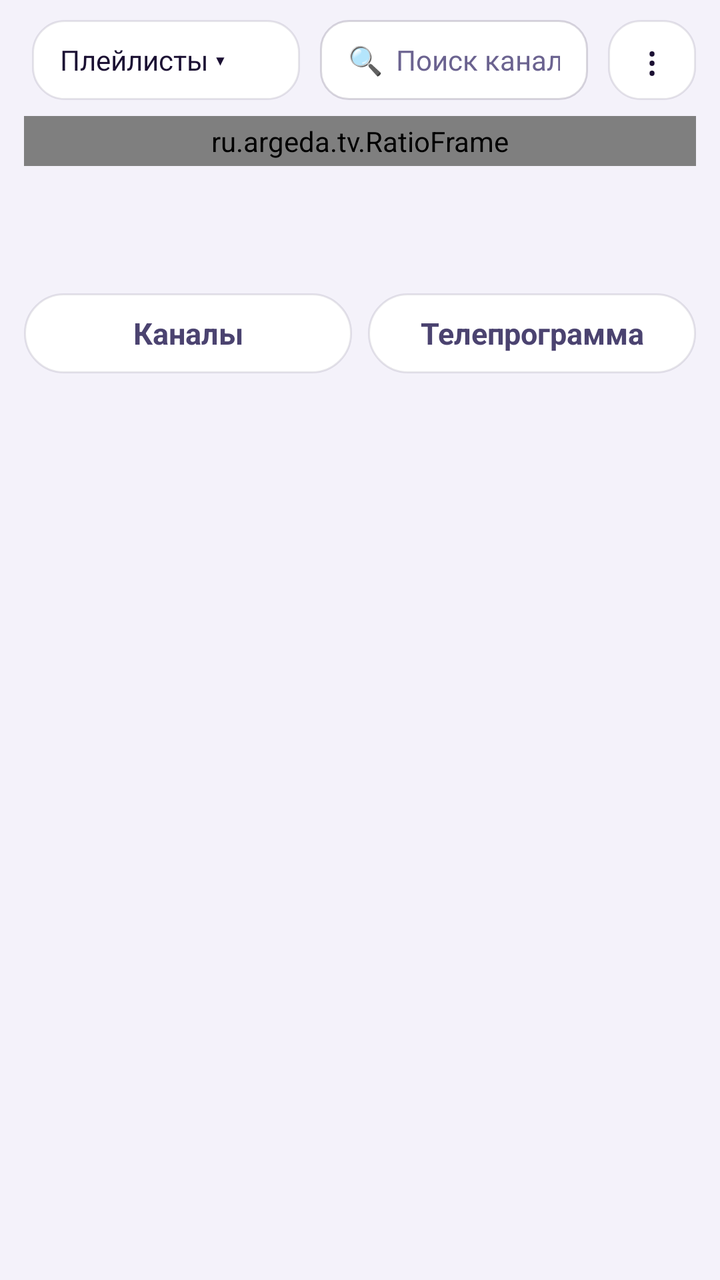
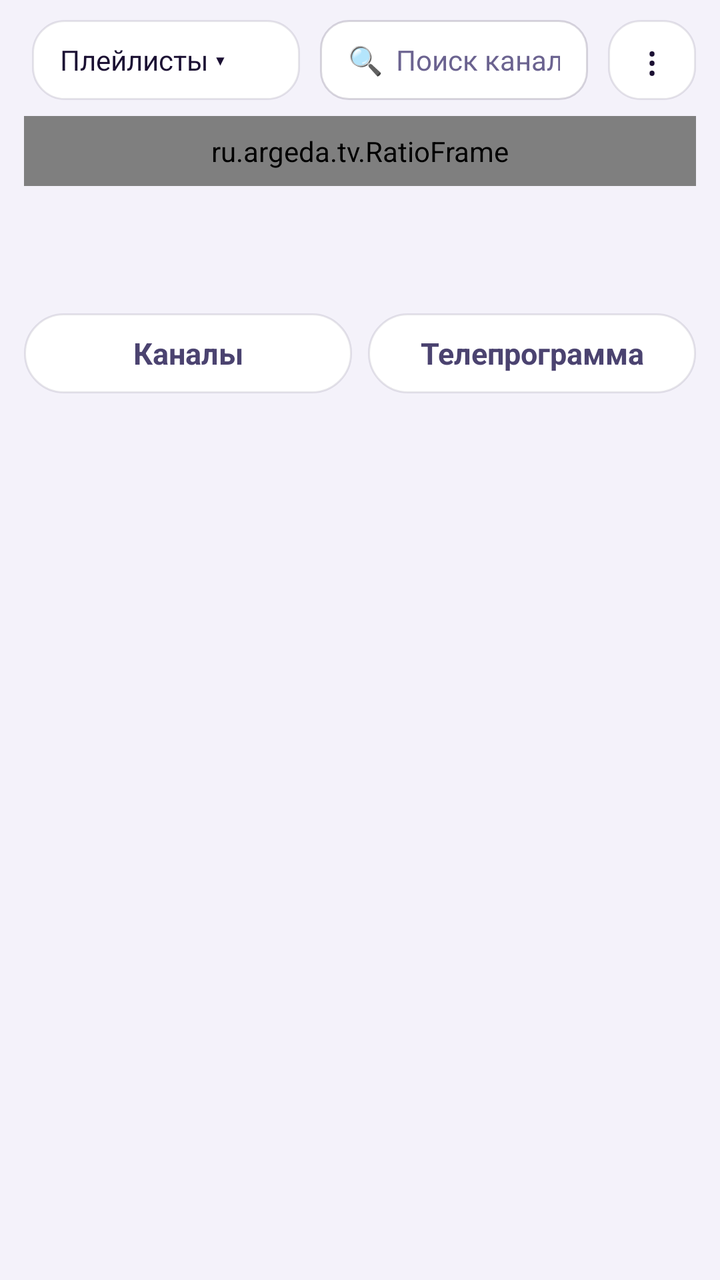

Before-and-after screenshots of an Android layout around one commit, followed by the original layout XML and the change that was made.
<!-- AndroidManifest.xml: application theme AppTheme -->
<!-- res/layout/activity_main.xml -->
<?xml version="1.0" encoding="utf-8"?>
<LinearLayout xmlns:android="http://schemas.android.com/apk/res/android"
    xmlns:app="http://schemas.android.com/apk/res-auto"
    android:layout_width="match_parent" android:layout_height="match_parent"
    android:orientation="vertical" android:background="@color/bg" android:fitsSystemWindows="true">

    <LinearLayout android:id="@+id/top" android:layout_width="match_parent" android:layout_height="wrap_content"
        android:orientation="horizontal" android:gravity="center_vertical"
        android:paddingStart="16dp" android:paddingEnd="12dp" android:paddingTop="10dp" android:paddingBottom="8dp">

        <LinearLayout android:id="@+id/brand" android:layout_width="wrap_content" android:layout_height="wrap_content"
            android:orientation="horizontal" android:gravity="center_vertical" android:layout_marginEnd="14dp" android:visibility="gone">
            <ImageView android:layout_width="34dp" android:layout_height="34dp" android:src="@drawable/brand_logo"
                android:importantForAccessibility="no" />
            <TextView android:layout_width="wrap_content" android:layout_height="wrap_content" android:layout_marginStart="10dp"
                android:text="@string/brand" android:textColor="@color/text" android:textSize="20sp" android:textStyle="bold"
                android:letterSpacing="0.04" />
        </LinearLayout>

        <TextView android:id="@+id/source" android:layout_width="0dp" android:layout_height="40dp" android:layout_weight="1"
            android:background="@drawable/btn_bg" android:focusable="true" android:clickable="true"
            android:gravity="center_vertical" android:paddingStart="14dp" android:paddingEnd="14dp"
            android:singleLine="true" android:ellipsize="end" android:textColor="@color/text" android:textSize="14sp"
            android:text="Плейлисты ▾" />

        <EditText android:id="@+id/search" android:layout_width="0dp" android:layout_height="40dp" android:layout_weight="1"
            android:layout_marginStart="10dp" android:background="@drawable/field_bg" android:hint="🔍  Поиск канала"
            android:imeOptions="actionSearch" android:inputType="text" android:singleLine="true"
            android:paddingStart="14dp" android:paddingEnd="14dp" android:textColor="@color/text"
            android:textColorHint="@color/muted" android:textSize="14sp" />

        <TextView android:id="@+id/menu" android:layout_width="44dp" android:layout_height="40dp"
            android:layout_marginStart="10dp" android:background="@drawable/btn_bg" android:focusable="true"
            android:clickable="true" android:gravity="center" android:text="⋮" android:textColor="@color/text"
            android:textSize="20sp" android:contentDescription="Меню" />
    </LinearLayout>

    <FrameLayout android:layout_width="match_parent" android:layout_height="0dp" android:layout_weight="1">

        <LinearLayout android:id="@+id/body" android:layout_width="match_parent" android:layout_height="match_parent"
            android:orientation="vertical">
            <LinearLayout android:layout_width="match_parent" android:layout_height="wrap_content"
                android:orientation="vertical" android:paddingStart="12dp" android:paddingEnd="12dp">
            <ru.argeda.tv.RatioFrame android:id="@+id/pv" android:layout_width="match_parent" android:layout_height="wrap_content"
                android:background="@drawable/preview_bg" android:focusable="true" android:clickable="true" android:padding="3dp">
                <androidx.media3.ui.PlayerView android:id="@+id/preview" android:layout_width="match_parent"
                    android:layout_height="match_parent" app:use_controller="false" app:resize_mode="fit" app:surface_type="texture_view"
                    app:shutter_background_color="@android:color/black" android:focusable="false" />
                <ProgressBar android:id="@+id/pBuf" android:layout_width="40dp" android:layout_height="40dp"
                    android:layout_gravity="center" android:indeterminateTint="@color/accentLight" android:visibility="gone" />
                <TextView android:id="@+id/pMsg" android:layout_width="wrap_content" android:layout_height="wrap_content"
                    android:layout_gravity="center" android:layout_margin="12dp" android:gravity="center"
                    android:textColor="#E6FFFFFF" android:textSize="13sp" android:visibility="gone" />
                <TextView android:id="@+id/pArch" android:layout_width="wrap_content" android:layout_height="wrap_content"
                    android:layout_gravity="top|start" android:layout_margin="8dp" android:background="@drawable/mark_bg"
                    android:paddingStart="6dp" android:paddingEnd="6dp" android:text="ЗАПИСЬ" android:textColor="@color/text"
                    android:textSize="11sp" android:visibility="gone" />
            </ru.argeda.tv.RatioFrame>
            <TextView android:id="@+id/pTitle" android:layout_width="match_parent" android:layout_height="wrap_content"
                android:layout_marginTop="10dp" android:singleLine="true" android:ellipsize="end"
                android:textColor="@color/text" android:textSize="17sp" android:textStyle="bold" />
            <TextView android:id="@+id/pNow" android:layout_width="match_parent" android:layout_height="wrap_content"
                android:layout_marginTop="2dp" android:singleLine="true" android:ellipsize="end"
                android:textColor="@color/muted" android:textSize="14sp" />
            <ProgressBar android:id="@+id/pProg" style="@android:style/Widget.Material.ProgressBar.Horizontal"
                android:layout_width="match_parent" android:layout_height="4dp" android:layout_marginTop="6dp"
                android:max="1000" android:progressTint="@color/accentLight" android:progressBackgroundTint="@color/panel2" android:visibility="gone" />
            </LinearLayout>
            <LinearLayout android:layout_width="match_parent" android:layout_height="wrap_content"
                android:layout_marginTop="10dp" android:layout_marginBottom="6dp" android:orientation="horizontal"
                android:paddingStart="12dp" android:paddingEnd="12dp">
                <TextView android:id="@+id/tChannels" style="@style/Tab" android:layout_width="0dp" android:layout_weight="1"
                    android:text="Каналы" />
                <TextView android:id="@+id/tEpg" style="@style/Tab" android:layout_width="0dp" android:layout_weight="1"
                    android:layout_marginStart="8dp" android:text="Телепрограмма" />
            </LinearLayout>
            <FrameLayout android:layout_width="match_parent" android:layout_height="0dp" android:layout_weight="1">
                <androidx.recyclerview.widget.RecyclerView android:id="@+id/channels"
                    android:layout_width="match_parent" android:layout_height="match_parent"
                    android:paddingStart="4dp" android:paddingEnd="4dp" android:paddingBottom="12dp" android:clipToPadding="false" />
                <FrameLayout android:id="@+id/epgBox" android:layout_width="match_parent" android:layout_height="match_parent"
                    android:paddingStart="8dp" android:paddingEnd="8dp" android:visibility="gone">
                <TextView android:id="@+id/epgEmpty" android:layout_width="match_parent" android:layout_height="wrap_content"
                    android:padding="12dp" android:textColor="@color/muted" android:textSize="14sp" android:visibility="gone" />
                <androidx.recyclerview.widget.RecyclerView android:id="@+id/epgList" android:layout_width="match_parent"
                    android:layout_height="match_parent" android:clipToPadding="false" android:paddingBottom="12dp" />
                </FrameLayout>
            </FrameLayout>
        </LinearLayout>

        <LinearLayout android:id="@+id/empty" android:layout_width="match_parent" android:layout_height="match_parent"
            android:orientation="vertical" android:gravity="center" android:padding="32dp" android:visibility="gone">
            <TextView android:id="@+id/emptyText" android:layout_width="wrap_content" android:layout_height="wrap_content"
                android:gravity="center" android:textColor="@color/text" android:textSize="18sp"
                android:text="Добавьте плейлист вашего IPTV-провайдера" />
            <TextView android:layout_width="wrap_content" android:layout_height="wrap_content" android:layout_marginTop="8dp"
                android:gravity="center" android:textColor="@color/muted" android:textSize="14sp"
                android:text="Ссылка M3U, логин Xtream Codes или файл .m3u с телефона.\nВ приложении нет своих каналов — только ваши." />
            <TextView android:id="@+id/emptyBtn" android:layout_width="wrap_content" android:layout_height="48dp"
                android:layout_marginTop="20dp" android:background="@drawable/btn_primary" android:focusable="true"
                android:clickable="true" android:gravity="center" android:paddingStart="28dp" android:paddingEnd="28dp"
                android:text="＋  Добавить плейлист" android:textColor="@android:color/white" android:textSize="16sp" android:textStyle="bold" />
        </LinearLayout>

        <LinearLayout android:id="@+id/loading" android:layout_width="match_parent" android:layout_height="match_parent"
            android:orientation="vertical" android:gravity="center" android:visibility="gone">
            <ProgressBar android:layout_width="48dp" android:layout_height="48dp" android:indeterminateTint="@color/accentLight" />
            <TextView android:id="@+id/loadingText" android:layout_width="wrap_content" android:layout_height="wrap_content"
                android:layout_marginTop="12dp" android:textColor="@color/muted" android:text="Загружаю плейлист…" />
        </LinearLayout>
    </FrameLayout>
</LinearLayout>
<!-- resources referenced by this layout -->
<resources>
  <color name="accentLight">#7C3AED</color>
  <color name="bg">#F4F2FA</color>
  <color name="muted">#6B6390</color>
  <color name="panel2">#FFFFFF</color>
  <color name="text">#1B1033</color>
  <!-- drawable brand_logo (drawable) -->
  <?xml version="1.0" encoding="utf-8"?>
  <layer-list xmlns:android="http://schemas.android.com/apk/res/android">
      <item><shape><solid android:color="#FFFFFF" /><corners android:radius="10dp" /></shape></item>
      <item android:drawable="@drawable/brand_mark" />
  </layer-list>
  <!-- drawable field_bg (drawable) -->
  <?xml version="1.0" encoding="utf-8"?>
  <selector xmlns:android="http://schemas.android.com/apk/res/android">
      <item android:state_focused="true">
          <shape><solid android:color="@color/focus" /><corners android:radius="14dp" />
              <stroke android:width="2dp" android:color="@color/accentLight" /></shape>
      </item>
      <item>
          <shape><solid android:color="@color/panel2" /><corners android:radius="14dp" />
              <stroke android:width="1dp" android:color="@color/border2" /></shape>
      </item>
  </selector>
  <!-- drawable mark_bg (drawable) -->
  <?xml version="1.0" encoding="utf-8"?>
  <shape xmlns:android="http://schemas.android.com/apk/res/android"><solid android:color="@color/focus" /><corners android:radius="6dp" /></shape>
  <!-- drawable preview_bg (drawable) -->
  <?xml version="1.0" encoding="utf-8"?>
  <selector xmlns:android="http://schemas.android.com/apk/res/android">
      <item android:state_focused="true">
          <shape><gradient android:angle="315" android:startColor="#7C3AED" android:endColor="#C084FC" /><corners android:radius="18dp" /></shape>
      </item>
      <item>
          <shape><solid android:color="#000000" /><corners android:radius="18dp" />
              <stroke android:width="1dp" android:color="@color/previewBorder" /></shape>
      </item>
  </selector>
  <string name="brand">ARGEDA <font color="#7C3AED">TV</font></string>
  <style name="Tab" parent="Btn">
          <item name="android:layout_height">40dp</item>
          <item name="android:background">@drawable/tab_bg</item>
          <item name="android:paddingStart">16dp</item>
          <item name="android:paddingEnd">16dp</item>
          <item name="android:textColor">@color/tab_text</item>
          <item name="android:textStyle">bold</item>
      </style>
  <style name="AppTheme" parent="BaseTheme">
          <item name="android:windowBackground">@color/bg</item>
          <item name="android:colorAccent">@color/accent</item>
          <item name="android:colorPrimary">@color/panel</item>
          <item name="android:colorPrimaryDark">@color/bg</item>
          <item name="android:statusBarColor">@color/bg</item>
          <item name="android:navigationBarColor">@color/bg</item>
          <item name="android:textColorPrimary">@color/text</item>
          <item name="android:textColorSecondary">@color/muted</item>
      </style>
  <color name="focus">#EDE7FD</color>
  <color name="focusRing">#7C3AED</color>
  <color name="border">#1A1B1033</color>
  <color name="border2">#291B1033</color>
  <color name="previewBorder">#4D7C3AED</color>
  <style name="Btn">
          <item name="android:layout_width">wrap_content</item>
          <item name="android:layout_height">44dp</item>
          <item name="android:background">@drawable/btn_bg</item>
          <item name="android:focusable">true</item>
          <item name="android:clickable">true</item>
          <item name="android:gravity">center</item>
          <item name="android:paddingStart">22dp</item>
          <item name="android:paddingEnd">22dp</item>
          <item name="android:textColor">@color/text</item>
          <item name="android:textSize">15sp</item>
      </style>
  <style name="BaseTheme" parent="@android:style/Theme.Material.Light.NoActionBar">
          <item name="android:windowLightStatusBar">true</item>
      </style>
  <color name="accent">#7C3AED</color>
  <color name="panel">#FFFFFF</color>
  <!-- unchanged entries left out for length: 4 -->
</resources>

<!-- the commit's change to res/layout/activity_main.xml (unified diff, before → after) -->
@@ -42,9 +42,9 @@
             <LinearLayout android:layout_width="match_parent" android:layout_height="wrap_content"
                 android:orientation="vertical" android:paddingStart="12dp" android:paddingEnd="12dp">
             <ru.argeda.tv.RatioFrame android:id="@+id/pv" android:layout_width="match_parent" android:layout_height="wrap_content"
-                android:background="@drawable/preview_bg" android:focusable="true" android:clickable="true" android:padding="3dp">
+                android:background="@drawable/preview_bg" android:focusable="true" android:clickable="true" android:padding="8dp">
                 <androidx.media3.ui.PlayerView android:id="@+id/preview" android:layout_width="match_parent"
-                    android:layout_height="match_parent" app:use_controller="false" app:resize_mode="fit" app:surface_type="texture_view"
+                    android:layout_height="match_parent" app:use_controller="false" app:resize_mode="fit"
                     app:shutter_background_color="@android:color/black" android:focusable="false" />
                 <ProgressBar android:id="@+id/pBuf" android:layout_width="40dp" android:layout_height="40dp"
                     android:layout_gravity="center" android:indeterminateTint="@color/accentLight" android:visibility="gone" />
